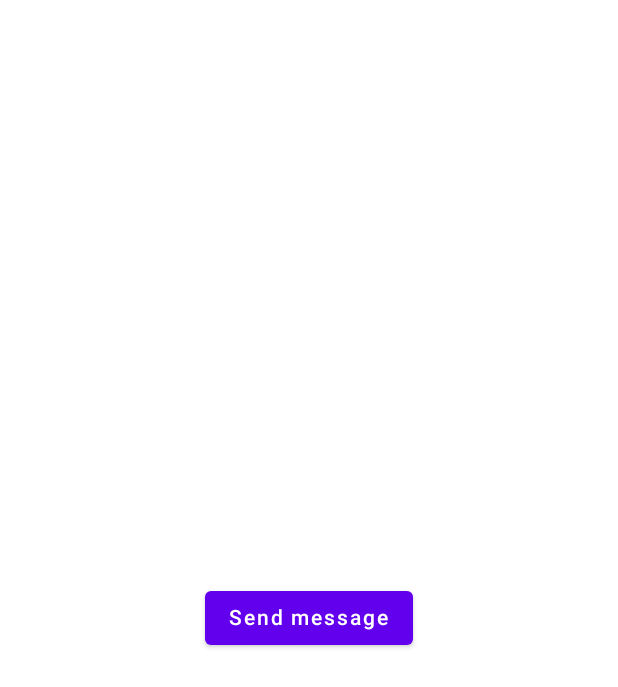
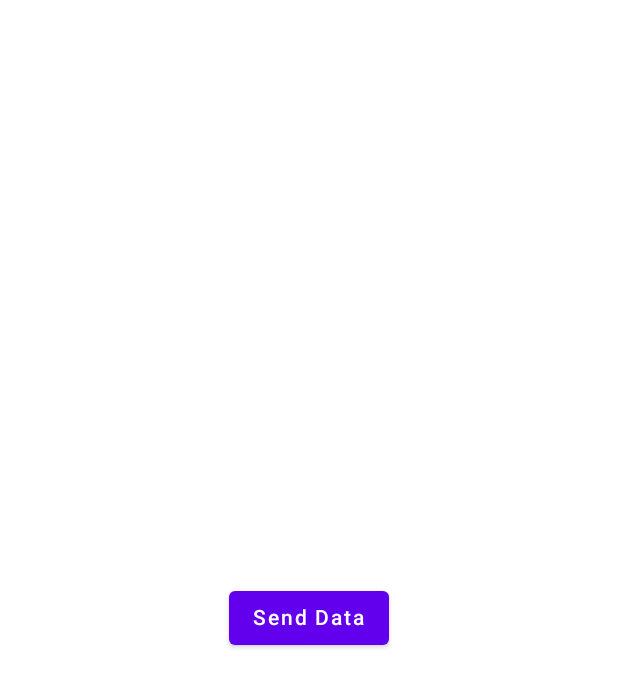
Before and after one commit to nameisjayant/Jetpack-Compose-3.0_above_yt, an Android app built with Jetpack Compose: the screen it shows after launch (MainActivity), on a phone screen of 412 x 824 dp. Shown: the top 687 px of the screen. Run offline under Robolectric (Android 15) with nearby library versions, the phone set to English and light mode, and no system bars.

Commit message:
shared viewmodel

```diff
--- a/app/src/main/java/com/example/compose_3_0_above/MainActivity.kt
+++ b/app/src/main/java/com/example/compose_3_0_above/MainActivity.kt
@@ -11,12 +11,7 @@ import androidx.compose.material.Surface
 import androidx.compose.material.Text
 import androidx.compose.runtime.*
 import androidx.compose.ui.Alignment
-import androidx.compose.ui.Modifier
-import androidx.compose.ui.tooling.preview.Preview
-import com.example.compose_3_0_above.screen.CustomToggleButton
-import com.example.compose_3_0_above.screen.SearchView
-import com.example.compose_3_0_above.screen.navigation.MainNavigation
-import com.example.compose_3_0_above.screen.viewmodel.SharedViewModel
+import com.example.compose_3_0_above.sharedviewmodel.ScreenNavigation
 import com.example.compose_3_0_above.ui.theme.Compose_30_aboveTheme
 
 class MainActivity : ComponentActivity() {
@@ -31,7 +26,7 @@ class MainActivity : ComponentActivity() {
 //                           selected = it
 //                       })
 //                   }
-                    MainNavigation()
+                    ScreenNavigation()
                 }
             }
         }
--- a/app/src/main/java/com/example/compose_3_0_above/screen/navigation/MainNavigation.kt
+++ /dev/null
@@ -1,29 +0,0 @@
-package com.example.compose_3_0_above.screen.navigation
-
-import androidx.compose.runtime.Composable
-import androidx.lifecycle.viewmodel.compose.viewModel
-import androidx.navigation.compose.NavHost
-import androidx.navigation.compose.composable
-import androidx.navigation.compose.rememberNavController
-import com.example.compose_3_0_above.screen.viewmodel.SharedViewModel
-
-
-@Composable
-fun MainNavigation() {
-    val viewModel: SharedViewModel = viewModel()
-    val navHostController = rememberNavController()
-    NavHost(navController = navHostController, startDestination = Screen.FIRST) {
-        composable(Screen.FIRST) {
-            FirstScreen(navHostController = navHostController, viewModel = viewModel)
-        }
-        composable(Screen.SECOND) {
-            SecondScreen(viewModel = viewModel)
-        }
-    }
-
-}
-
-object Screen {
-    const val FIRST = "First"
-    const val SECOND = "Second"
-}
--- a/app/src/main/java/com/example/compose_3_0_above/screen/navigation/FirstScreen.kt
+++ b/app/src/main/java/com/example/compose_3_0_above/sharedviewmodel/First_screen.kt
@@ -1,4 +1,4 @@
-package com.example.compose_3_0_above.screen.navigation
+package com.example.compose_3_0_above.sharedviewmodel
 
 import androidx.compose.foundation.layout.Box
 import androidx.compose.foundation.layout.fillMaxSize
@@ -8,21 +8,18 @@ import androidx.compose.runtime.Composable
 import androidx.compose.ui.Alignment
 import androidx.compose.ui.Modifier
 import androidx.navigation.NavHostController
-import com.example.compose_3_0_above.screen.viewmodel.SharedViewModel
+import com.example.compose_3_0_above.sharedviewmodel.viewmodel.SharedViewModel
 
 
 @Composable
-fun FirstScreen(
-    navHostController: NavHostController,
-    viewModel: SharedViewModel
-) {
+fun FirstScreen(navHostController: NavHostController,viewModel: SharedViewModel) {
 
     Box(modifier = Modifier.fillMaxSize(), contentAlignment = Alignment.Center){
         Button(onClick = {
-            viewModel.setData("Hello , how are you")
-            navHostController.navigate(Screen.SECOND)
+            viewModel.setData("Hello how are you?")
+            navHostController.navigate(SECOND_SCREEN)
         }) {
-            Text(text = "Send message")
+            Text(text = "Send Data")
         }
     }
 
--- /dev/null
+++ b/app/src/main/java/com/example/compose_3_0_above/sharedviewmodel/ScreenNavigation.kt
@@ -0,0 +1,28 @@
+package com.example.compose_3_0_above.sharedviewmodel
+
+import androidx.compose.runtime.Composable
+import androidx.lifecycle.viewmodel.compose.viewModel
+import androidx.navigation.compose.NavHost
+import androidx.navigation.compose.composable
+import androidx.navigation.compose.rememberNavController
+import com.example.compose_3_0_above.sharedviewmodel.viewmodel.SharedViewModel
+
+
+@Composable
+fun ScreenNavigation() {
+
+    val navHostController = rememberNavController()
+    val viewModel:SharedViewModel = viewModel()
+
+    NavHost(navController = navHostController, startDestination = FIRST_SCREEN ){
+        composable(FIRST_SCREEN){
+            FirstScreen(navHostController,viewModel)
+        }
+        composable(SECOND_SCREEN){
+            SecondScreen(viewModel)
+        }
+    }
+
+}
+const val  FIRST_SCREEN  = "FIRST_SCREEN"
+const val SECOND_SCREEN = "seconf_screen"
--- a/app/src/main/java/com/example/compose_3_0_above/screen/viewmodel/SharedViewModel.kt
+++ b/app/src/main/java/com/example/compose_3_0_above/sharedviewmodel/viewmodel/SharedViewModel.kt
@@ -1,4 +1,4 @@
-package com.example.compose_3_0_above.screen.viewmodel
+package com.example.compose_3_0_above.sharedviewmodel.viewmodel
 
 import androidx.compose.runtime.MutableState
 import androidx.compose.runtime.State
@@ -7,13 +7,12 @@ import androidx.lifecycle.ViewModel
 
 class SharedViewModel : ViewModel() {
 
+    private val _res:MutableState<String> = mutableStateOf("")
+    val res:State<String> =_res
 
-    private val _res = mutableStateOf("")
-    val res:State<String> = _res
 
     fun setData(data:String){
         _res.value = data
     }
 
-
 }
```
Also changed, not shown: app/src/main/java/com/example/compose_3_0_above/sharedviewmodel/second_screen.kt (renamed from app/src/main/java/com/example/compose_3_0_above/screen/navigation/SecondScreen.kt, +6 -7 lines).
